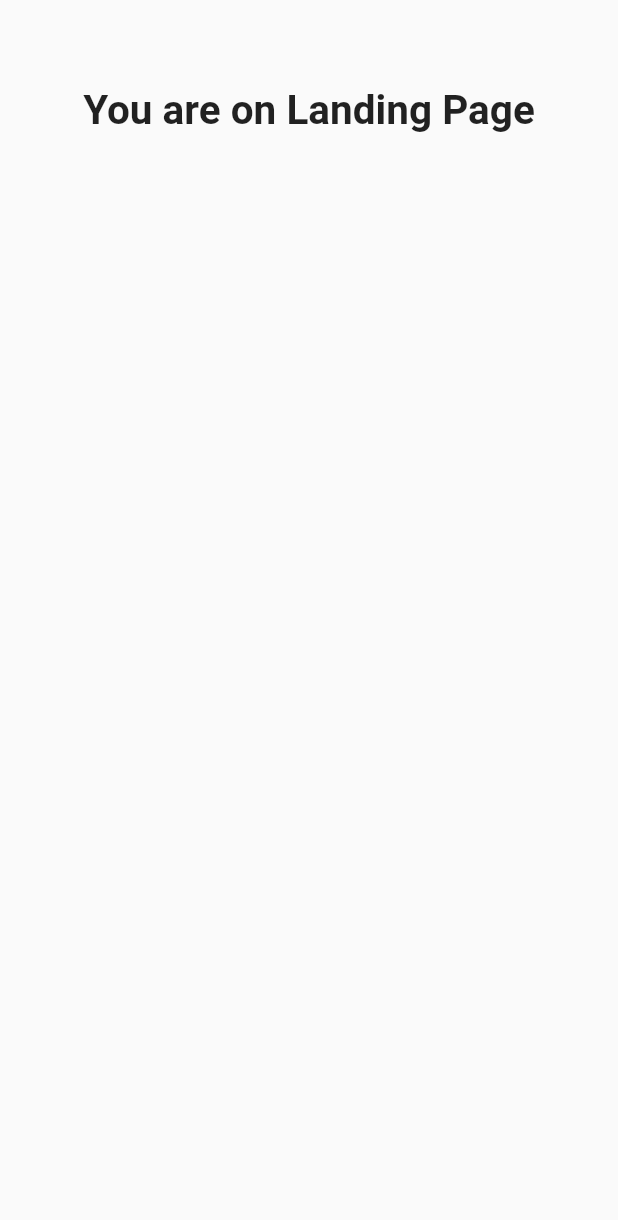
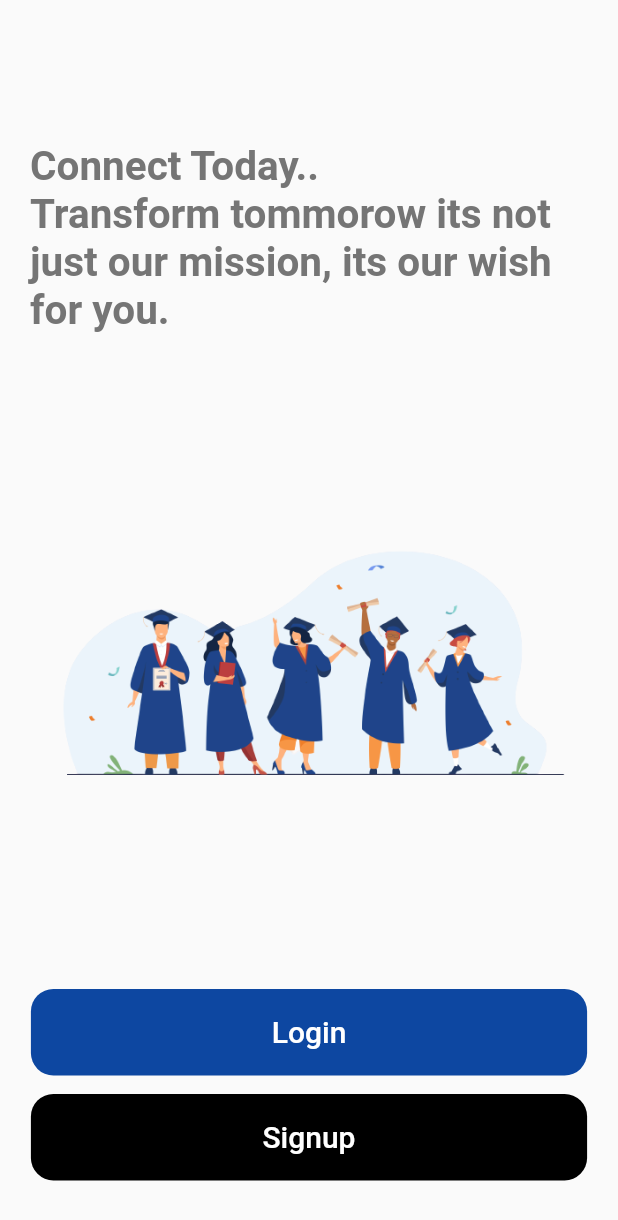
Before and after one commit to Pranavchiku/Alumni_Connect_App, a Flutter app: the screen it shows after launch, on a phone screen of 412 x 824 dp. Shown: the top 1220 px of the screen. Run offline on Flutter 3.47's test engine with Material 2 defaults, Android fonts, the phone set to English and light mode, and no system bars; our stand-ins replace dots_indicator.

Commit message:
created landing page, signup page

```diff
--- a/Flutter_Frontend/alumni_connect_app/lib/main.dart
+++ b/Flutter_Frontend/alumni_connect_app/lib/main.dart
@@ -1,3 +1,5 @@
+import 'package:alumni_connect_app/pages/signup.dart';
+import 'package:alumni_connect_app/widget/image.dart';
 import 'package:flutter/material.dart';
 
 void main() {
@@ -23,22 +25,64 @@ class _LandingPageState extends State<LandingPage> {
     return Scaffold(
       body: SingleChildScrollView(
         child: Container(
+          height: size.height,
           padding: EdgeInsets.only(
             left: 20,
             right: 20,
             bottom: size.height * 0.03,
-            top: size.height * 0.07,
+            top: size.height * 0.1,
           ),
           child: Column(
-            mainAxisAlignment: MainAxisAlignment.center,
+            mainAxisAlignment: MainAxisAlignment.spaceEvenly,
             crossAxisAlignment: CrossAxisAlignment.center,
             children: [
-              Center(
-                child: Text(
-                  "You are on Landing Page",
-                  style: TextStyle(
-                    fontSize: 27,
-                    fontWeight: FontWeight.bold,
+              Text(
+                "Connect Today..\nTransform tommorow its not just our mission, its our wish for you.",
+                style: TextStyle(
+                  fontSize: 27,
+                  fontWeight: FontWeight.bold,
+                  color: Colors.grey[600],
+                ),
+              ),
+              CustomImage(ImageLink: "assets/landing_page.png"),
+              Container(
+                height: size.height * 0.07,
+                width: size.width * 0.9,
+                decoration: BoxDecoration(
+                  color: Colors.blue[900],
+                  borderRadius: BorderRadius.circular(15),
+                ),
+                child: TextButton(
+                  onPressed: () {},
+                  child: Text(
+                    "Login",
+                    style: TextStyle(
+                      color: Colors.white,
+                      fontSize: 20,
+                    ),
+                  ),
+                ),
+              ),
+              Container(
+                height: size.height * 0.07,
+                width: size.width * 0.9,
+                decoration: BoxDecoration(
+                  color: Colors.black,
+                  borderRadius: BorderRadius.circular(15),
+                ),
+                child: TextButton(
+                  onPressed: () {
+                    Navigator.push(
+                      context,
+                      MaterialPageRoute(builder: (context) => SignUp()),
+                    );
+                  },
+                  child: Text(
+                    "Signup",
+                    style: TextStyle(
+                      color: Colors.white,
+                      fontSize: 20,
+                    ),
                   ),
                 ),
               ),
--- /dev/null
+++ b/Flutter_Frontend/alumni_connect_app/lib/widget/image.dart
@@ -0,0 +1,26 @@
+import 'package:flutter/material.dart';
+
+class CustomImage extends StatelessWidget {
+  String ImageLink;
+  CustomImage({super.key, required this.ImageLink});
+
+  @override
+  Widget build(BuildContext context) {
+    final Size size = MediaQuery.of(context).size;
+    return Container(
+      height: size.height * 0.5,
+      width: size.width,
+      padding: EdgeInsets.only(
+        left: 20,
+        right: 20,
+      ),
+      decoration: BoxDecoration(
+        image: DecorationImage(
+          image: AssetImage(
+            ImageLink,
+          ),
+        ),
+      ),
+    );
+  }
+}
--- a/Flutter_Frontend/alumni_connect_app/pubspec.yaml
+++ b/Flutter_Frontend/alumni_connect_app/pubspec.yaml
@@ -36,6 +36,7 @@ dependencies:
   # The following adds the Cupertino Icons font to your application.
   # Use with the CupertinoIcons class for iOS style icons.
   cupertino_icons: ^1.0.2
+  dots_indicator: ^2.1.0
 
 dev_dependencies:
   flutter_test:
@@ -60,8 +61,8 @@ flutter:
   uses-material-design: true
 
   # To add assets to your application, add an assets section, like this:
-  # assets:
-  #   - images/a_dot_burr.jpeg
+  assets:
+    - assets/
   #   - images/a_dot_ham.jpeg
 
   # An image asset can refer to one or more resolution-specific "variants", see
```
Also changed, not shown: Flutter_Frontend/alumni_connect_app/lib/pages/signup.dart (added, +139 -0 lines), Flutter_Frontend/alumni_connect_app/lib/pages/signup_form_alumni.dart (added, +20 -0 lines), Flutter_Frontend/alumni_connect_app/assets/alumni-min.jpg (added), Flutter_Frontend/alumni_connect_app/assets/landing_page.png (added), Flutter_Frontend/alumni_connect_app/assets/student-min.jpg (added), Flutter_Frontend/alumni_connect_app/pubspec.lock.
